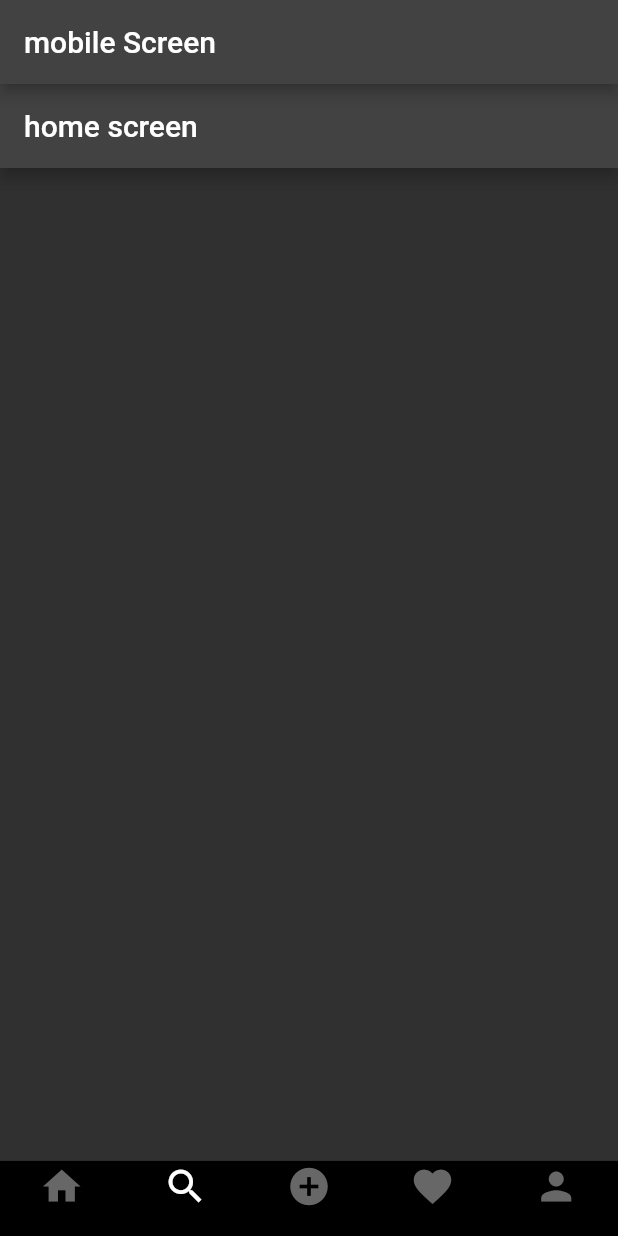
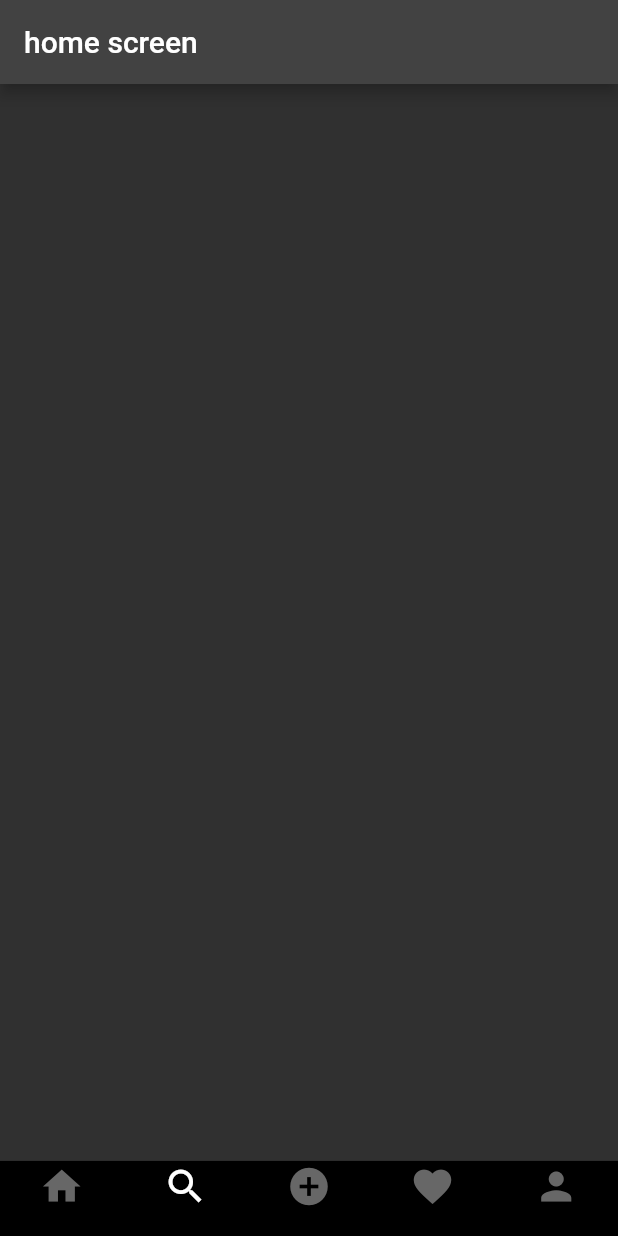
Before and after one commit to ziadzakria/ziadapp__3, a Flutter app: the screen it shows after launch, on a phone screen of 412 x 824 dp. Run offline on Flutter 3.47's test engine with Material 2 defaults, Android fonts, the phone set to English and light mode, and no system bars.

Commit message:
delet appbar mobile Screen

```diff
--- a/ziadapp/lib/Responsive/mobil.dart
+++ b/ziadapp/lib/Responsive/mobil.dart
@@ -26,9 +26,6 @@ class _MobileScerrenState extends State<MobileScerren> {
   @override
   Widget build(BuildContext context) {
     return Scaffold(
-      appBar: AppBar(
-        title: Text("mobile Screen"),
-      ),
       bottomNavigationBar: CupertinoTabBar(
           backgroundColor: mobileBackgroundColor,
           onTap: (index) {
```
